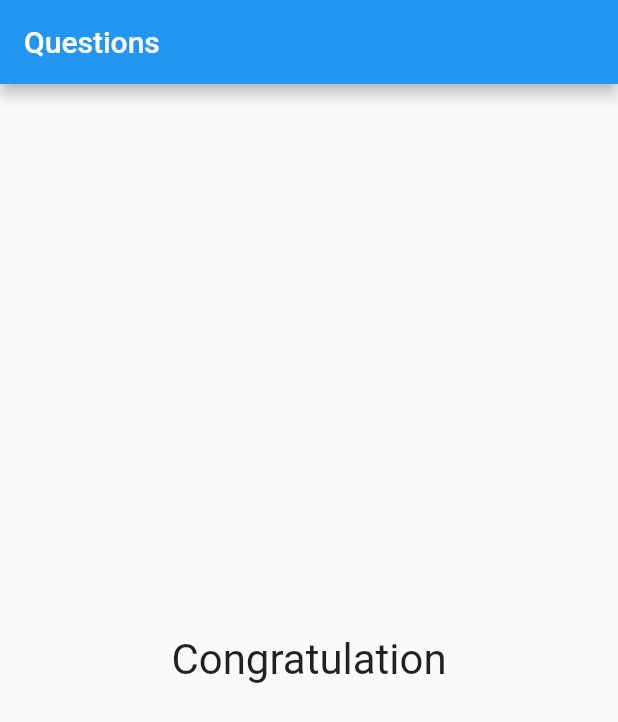
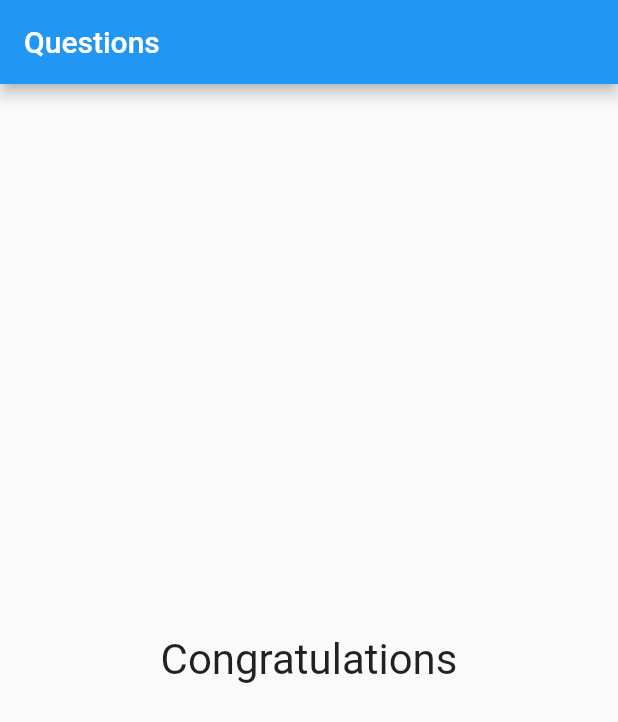
Before and after one commit to robsonoduarte/learn-flutter, a Flutter app: the screen it shows after launch, after a tap on "Black", after a tap on "Cat", after a tap on "Cida", on a phone screen of 412 x 824 dp. Shown: the top 722 px of the screen. Run offline on Flutter 3.47's test engine with Material 2 defaults, Android fonts, the light colour scheme and no system bars.

Commit message:
comment to result questions

```diff
--- a/flutter-curse/flutter_basic/lib/main.dart
+++ b/flutter-curse/flutter_basic/lib/main.dart
@@ -1,6 +1,7 @@
 import 'package:flutter/material.dart';
 import 'package:flutter_basic/answer.dart';
 import 'package:flutter_basic/question.dart';
+import 'package:flutter_basic/result.dart';
 
 main() => runApp(QuestionApp());
 
@@ -48,12 +49,7 @@ class _QuestionAppState extends State<QuestionApp> {
               ...answers.map((answer) => Answer(answer, _answer)).toList(),
             ])
           : Center(
-            child: Text(
-              'Congratulation',
-              style: TextStyle(
-                fontSize: 28,
-              ),
-            ),
+              child: Result('Congratulations'),
             ),
     ));
   }
--- /dev/null
+++ b/flutter-curse/flutter_basic/lib/result.dart
@@ -0,0 +1,25 @@
+import 'package:flutter/cupertino.dart';
+import 'package:flutter/material.dart';
+
+class Result extends StatelessWidget{
+
+  final String result;
+
+  const Result(this.result);
+
+  @override
+  Widget build(BuildContext context) {
+    // TODO: implement build
+    return Container(
+      width: double.infinity,
+      margin: EdgeInsets.all(10),
+      child: Text(
+         result,
+        style: TextStyle(
+          fontSize: 28,
+        ),
+        textAlign: TextAlign.center,
+    )
+    );
+  }
+}
```
Lines whose indentation alone changed are shown as unchanged.
